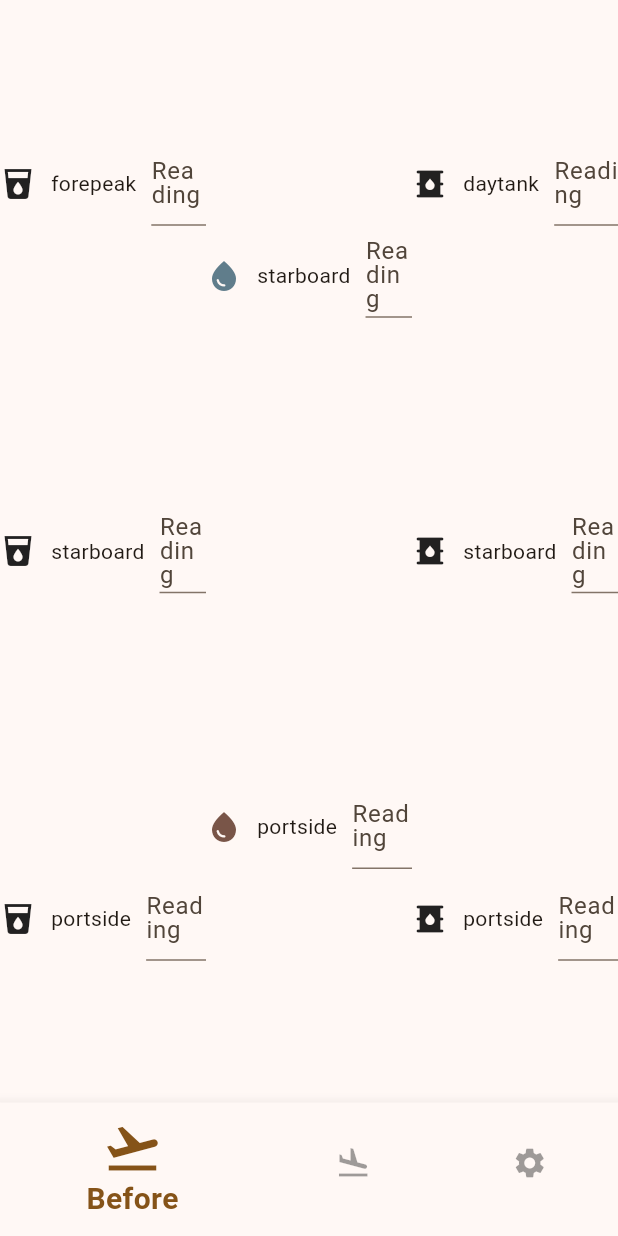
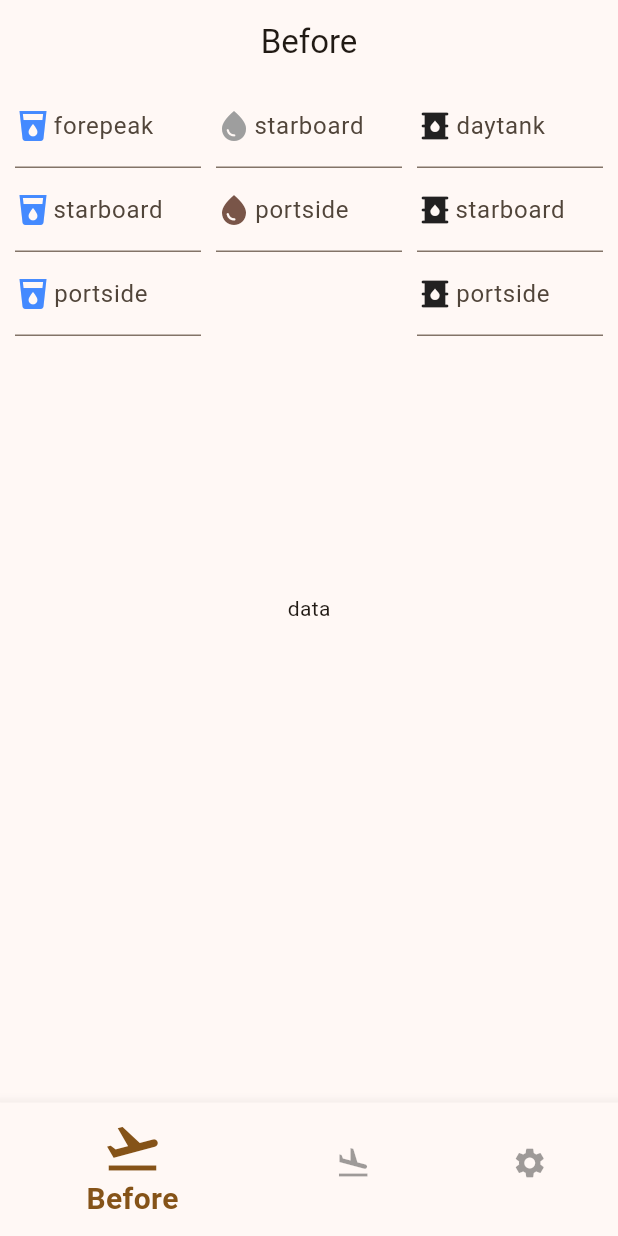
Before and after one commit to GITPHLAP/mopa_app, a Flutter app: the screen it shows after launch, on a phone screen of 412 x 824 dp. Run offline on Flutter 3.47's test engine with Material 3 defaults, Android fonts, the phone set to English and light mode, and no system bars.

Commit message:
Change before page to better fit mobil

```diff
--- a/lib/Screens/before.dart
+++ b/lib/Screens/before.dart
@@ -1,11 +1,12 @@
 import 'package:flutter/material.dart';
+import 'package:flutter/widgets.dart';
 import 'package:mopa_app/models/components/tank_list.dart';
 import 'package:mopa_app/models/enums.dart';
 import 'package:mopa_app/models/ship_models/ship.dart';
 import 'package:mopa_app/models/ship_models/ship_900.dart';
-import 'package:mopa_app/models/tank_models/tank.dart';
+
 class BeforeWidget extends StatefulWidget {
-  const BeforeWidget( {super.key});
+  const BeforeWidget({super.key});
 
   @override
   State<BeforeWidget> createState() => _BeforeWidgetState();
@@ -16,15 +17,45 @@ class _BeforeWidgetState extends State<BeforeWidget> {
 
   @override
   Widget build(BuildContext context) {
-    return Row(
-      children: [
-        const SizedBox(height: 10,),
-        TankList(ship.tanks.where((element) => element.type == TankTypes.water).toList()),
-        const SizedBox(height: 10,),
-        TankList(ship.tanks.where((element) => element.type == TankTypes.black || element.type == TankTypes.grey).toList()),
-        const SizedBox(height: 10,),
-        TankList(ship.tanks.where((element) => element.type == TankTypes.fuel).toList())
-      ],
+    return Scaffold(
+      appBar: AppBar(
+        title: const Text("Before"),
+        centerTitle: true,
+      ),
+      body: Column(
+        children: [
+          Expanded(
+            child: Row(
+              children: [
+                const SizedBox(
+                  width: 10,
+                ),
+                TankList(ship.tanks
+                    .where((element) => element.type == TankTypes.water)
+                    .toList()),
+                const SizedBox(
+                  width: 10,
+                ),
+                TankList(ship.tanks
+                    .where((element) =>
+                        element.type == TankTypes.black ||
+                        element.type == TankTypes.grey)
+                    .toList()),
+                const SizedBox(
+                  width: 10,
+                ),
+                TankList(ship.tanks
+                    .where((element) => element.type == TankTypes.fuel)
+                    .toList()),
+                const SizedBox(
+                  width: 10,
+                ),
+              ],
+            ),
+          ),
+          const Expanded(child: Text("data")),
+        ],
+      ),
     );
   }
 }
--- a/lib/models/components/tank_list.dart
+++ b/lib/models/components/tank_list.dart
@@ -1,4 +1,5 @@
 import 'package:flutter/material.dart';
+import 'package:flutter/widgets.dart';
 import 'package:mopa_app/models/tank_models/tank.dart';
 
 class TankList extends StatefulWidget {
@@ -16,25 +17,22 @@ class TankList extends StatefulWidget {
 class _TankListState extends State<TankList> {
   @override
   Widget build(BuildContext context) {
-    return Expanded(
+    return Flexible(
       child: Column(
         children: [
           for (Tank tank in widget.tanks)
-            Expanded(
-              child: Row(
-                children: [
-                  tank.type.icon,
-                  const SizedBox(width: 10),
-                  Text(tank.position.name),
-                  const SizedBox(width: 10),
-                  const Expanded(
-                    child: TextField(
-                      decoration: InputDecoration(label: Text("Reading")),
-                    ),
-                  )
-                ],
+            TextField(
+              decoration: InputDecoration(
+                label: Row(
+                  children: [
+                    tank.type.icon, // Icon
+                    const Flexible(child: FractionallySizedBox(widthFactor: 0.05)),
+                    Text(tank.position.name), // Name
+                  ],
+                ),
               ),
-            )
+              keyboardType: TextInputType.number,
+            ),
         ],
       ),
     );
--- a/lib/models/enums.dart
+++ b/lib/models/enums.dart
@@ -4,7 +4,7 @@ enum Positions {forepeak, starboard, portside, daytank}
 
 enum TankTypes {
   water(
-    icon: Icon(Icons.local_drink),
+    icon: Icon(Icons.local_drink, color: Colors.blueAccent,),
     name: "Water"
   ),
   black(
@@ -12,7 +12,7 @@ enum TankTypes {
     name: "Black"
   ),
   grey(
-    icon: Icon(Icons.water_drop, color: Colors.blueGrey,),
+    icon: Icon(Icons.water_drop, color: Colors.grey,),
     name: "Grey"
   ),
   fuel(
```
